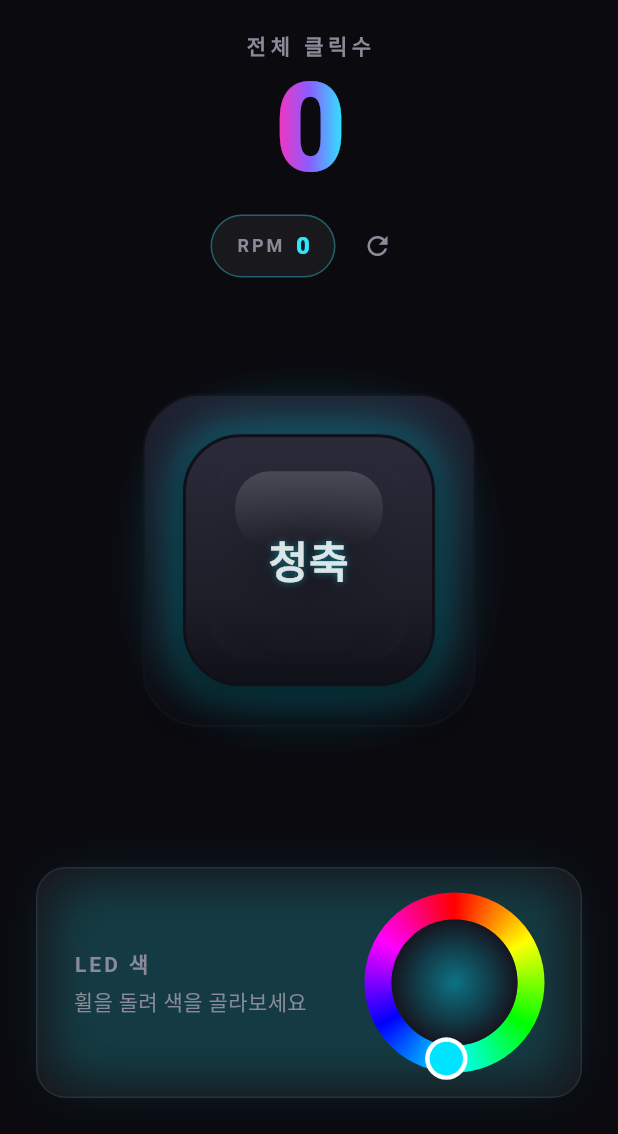
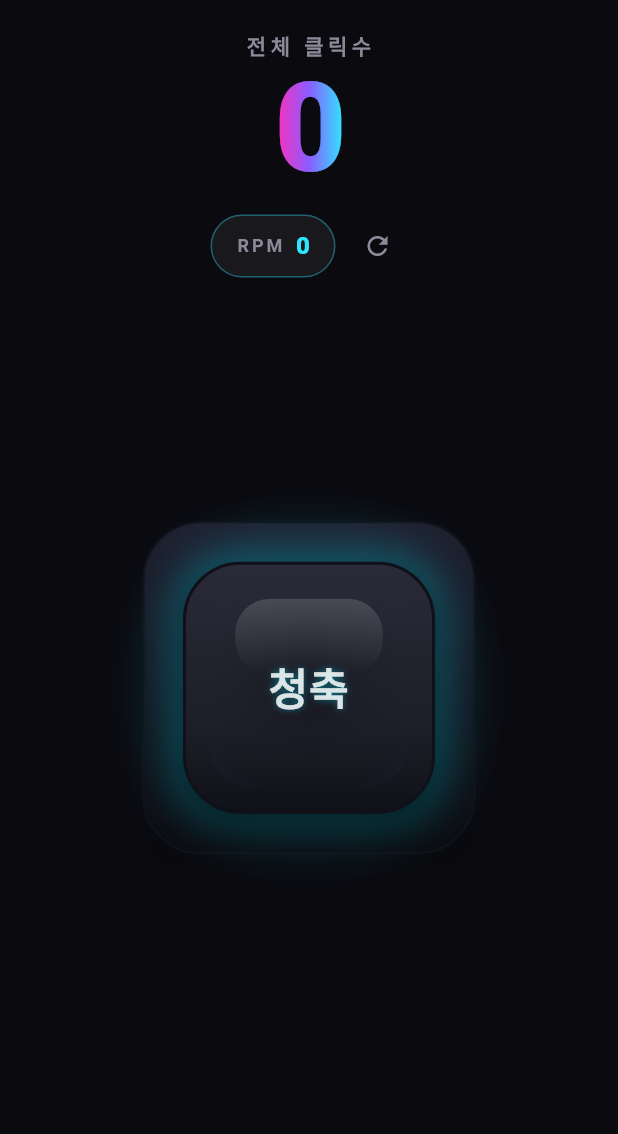
Before and after one commit to geon-toy-box/cliker, a Flutter app: the screen it shows after launch, on a phone screen of 412 x 824 dp, the part 102-1236 px from its top. Run offline on Flutter 3.47's test engine with Material 3 defaults, Android fonts, the phone set to English and light mode, and no system bars; our stand-ins replace audioplayers, flutter_riverpod, shared_preferences.

Commit message:
refactor(ui): remove LED color picker from home screen (now settings-only)
메인 화면 하단의 LED 색 휠 패널(_LedWheelPanel)을 제거해 홈을 키캡 중심으로 정리.
LED 색은 설정 시트(기어 아이콘)의 RGB 휠에서 그대로 조절·영구 유지된다.

- home_screen: _LedWheelPanel 위젯/사용 제거, 미사용 rgb_wheel import 제거, 클래스
  doc 갱신.
- settings_sheet_test: 홈 휠을 탭하던 AC3 테스트를 설정 시트 휠을 열어 탭하도록 갱신
  (휠이 시트에만 존재), AC1 주석 정정.

Co-Authored-By: Claude Opus 4.8 (1M context) <noreply@anthropic.com>

```diff
--- a/lib/screens/home_screen.dart
+++ b/lib/screens/home_screen.dart
@@ -7,7 +7,6 @@ import 'package:cliker/services/haptics.dart';
 import 'package:cliker/theme/app_colors.dart';
 import 'package:cliker/theme/app_spacing.dart';
 import 'package:cliker/widgets/keycap.dart';
-import 'package:cliker/widgets/rgb_wheel.dart';
 import 'package:cliker/widgets/settings_sheet.dart';
 import 'package:cliker/widgets/stats_panel.dart';
 import 'package:cliker/widgets/switch_menu.dart';
@@ -20,8 +19,8 @@ import 'package:flutter_riverpod/flutter_riverpod.dart';
 /// Top bar: a holographic "cliker" wordmark, a right-aligned switch-menu button
 /// (opens [SwitchMenu]) and a settings gear (opens [SettingsSheet]). Below it
 /// the [StatsPanel] hero shows the giant holographic click total and the RPM
-/// pill. The center is the realistic switch+keycap; the bottom is the
-/// [RgbWheel] LED color picker.
+/// pill, and the center is the realistic switch+keycap. The LED color is
+/// customized from the [SettingsSheet] (gear icon), not on the home screen.
 ///
 /// Tapping the keycap plays the selected switch's press/release click, fires a
 /// matching haptic, and registers the click in [statsProvider]. The sound/haptic
@@ -118,15 +117,8 @@ class HomeScreen extends ConsumerWidget {
                   ),
                 ),
               ),
-              const SizedBox(height: AppSpacing.md),
-              // LED color wheel — picks a vivid hue and pushes it into settings,
-              // so the keycap glow/accents follow live and persist.
-              _LedWheelPanel(
-                color: ledColor,
-                onColorChanged: (Color c) => ref
-                    .read(settingsProvider.notifier)
-                    .setLedColor(c.toARGB32()),
-              ),
+              // LED color is customized from the settings sheet (gear icon) — the
+              // home screen stays focused on the keycap.
             ],
           ),
         ),
@@ -254,65 +246,3 @@ class _GlassIconButton extends StatelessWidget {
     );
   }
 }
-
-/// The bottom LED panel: a glass card framing the [RgbWheel] with a caption.
-class _LedWheelPanel extends StatelessWidget {
-  const _LedWheelPanel({required this.color, required this.onColorChanged});
-
-  final Color color;
-  final ValueChanged<Color> onColorChanged;
-
-  @override
-  Widget build(BuildContext context) {
-    final TextTheme textTheme = Theme.of(context).textTheme;
-    return Container(
-      padding: const EdgeInsets.symmetric(
-        horizontal: AppSpacing.lg,
-        vertical: AppSpacing.md,
-      ),
-      decoration: BoxDecoration(
-        color: AppColors.textPrimary.withValues(alpha: 0.05),
-        borderRadius: BorderRadius.circular(AppRadius.lg),
-        border: Border.all(
-          color: AppColors.textPrimary.withValues(alpha: 0.08),
-        ),
-        boxShadow: <BoxShadow>[
-          BoxShadow(
-            color: color.withValues(alpha: 0.18),
-            blurRadius: 28,
-            spreadRadius: -10,
-          ),
-        ],
-      ),
-      child: Row(
-        children: <Widget>[
-          Expanded(
-            child: Column(
-              crossAxisAlignment: CrossAxisAlignment.start,
-              mainAxisSize: MainAxisSize.min,
-              children: <Widget>[
-                Text(
-                  'LED 색',
-                  style: textTheme.labelLarge?.copyWith(
-                    color: AppColors.textMuted,
-                    letterSpacing: 2,
-                    fontWeight: FontWeight.w700,
-                  ),
-                ),
-                const SizedBox(height: AppSpacing.xs),
-                Text(
-                  '휠을 돌려 색을 골라보세요',
-                  style: textTheme.bodyMedium?.copyWith(
-                    color: AppColors.textMuted,
-                  ),
-                ),
-              ],
-            ),
-          ),
-          const SizedBox(width: AppSpacing.md),
-          RgbWheel(color: color, onColorChanged: onColorChanged, size: 120),
-        ],
-      ),
-    );
-  }
-}
```
Also changed, not shown: 1 other file.
